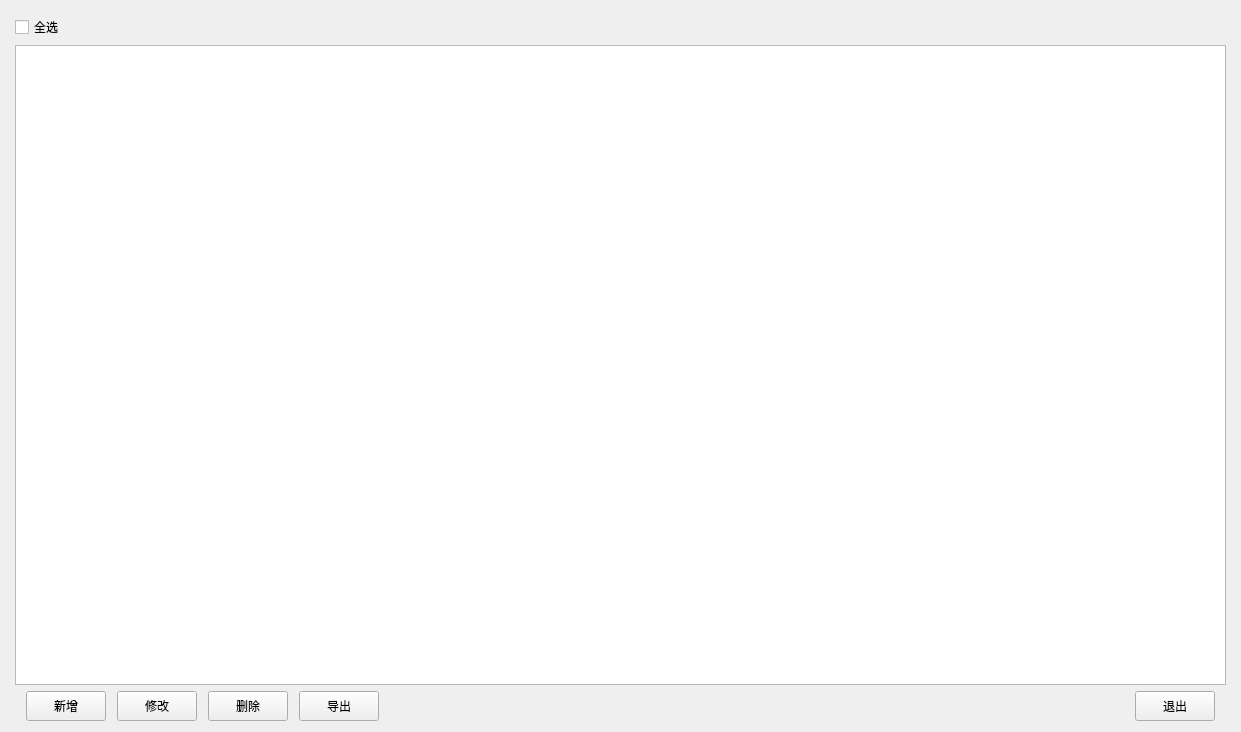
This is Qt/ERP/formcustommanage.ui in superp2017/NTERP as Qt 5 draws it before an edit. The edited form follows.
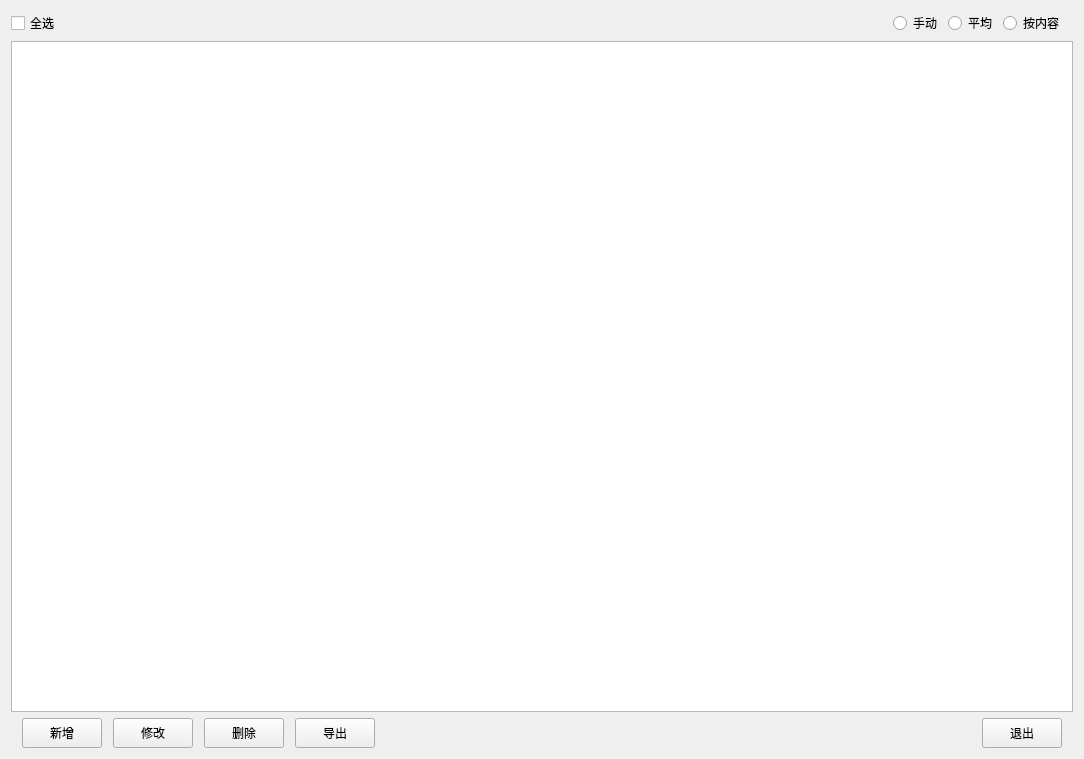
This is the edited form. Custom widgets are drawn as their Qt base class.

```diff
--- a/Qt/ERP/formcustommanage.ui
+++ b/Qt/ERP/formcustommanage.ui
@@ -6,23 +6,62 @@
    <rect>
     <x>0</x>
     <y>0</y>
-    <width>1241</width>
-    <height>732</height>
+    <width>1084</width>
+    <height>759</height>
    </rect>
   </property>
   <property name="windowTitle">
    <string>客户管理</string>
   </property>
   <layout class="QGridLayout" name="gridLayout">
-   <property name="leftMargin">
-    <number>15</number>
-   </property>
-   <property name="topMargin">
-    <number>15</number>
-   </property>
-   <property name="rightMargin">
-    <number>15</number>
-   </property>
+   <item row="0" column="0">
+    <layout class="QHBoxLayout" name="horizontalLayout_2">
+     <property name="rightMargin">
+      <number>9</number>
+     </property>
+     <item>
+      <widget class="QCheckBox" name="checkBox_check_all">
+       <property name="text">
+        <string>全选</string>
+       </property>
+      </widget>
+     </item>
+     <item>
+      <spacer name="horizontalSpacer_2">
+       <property name="orientation">
+        <enum>Qt::Horizontal</enum>
+       </property>
+       <property name="sizeHint" stdset="0">
+        <size>
+         <width>40</width>
+         <height>20</height>
+        </size>
+       </property>
+      </spacer>
+     </item>
+     <item>
+      <widget class="QRadioButton" name="radioButton_manu">
+       <property name="text">
+        <string>手动</string>
+       </property>
+      </widget>
+     </item>
+     <item>
+      <widget class="QRadioButton" name="radioButton_ave">
+       <property name="text">
+        <string>平均</string>
+       </property>
+      </widget>
+     </item>
+     <item>
+      <widget class="QRadioButton" name="radioButton_content">
+       <property name="text">
+        <string>按内容</string>
+       </property>
+      </widget>
+     </item>
+    </layout>
+   </item>
    <item row="1" column="0">
     <widget class="M_TableWidget" name="tableWidget"/>
    </item>
@@ -147,13 +186,6 @@
      </item>
     </layout>
    </item>
-   <item row="0" column="0">
-    <widget class="QCheckBox" name="checkBox_check_all">
-     <property name="text">
-      <string>全选</string>
-     </property>
-    </widget>
-   </item>
   </layout>
  </widget>
  <customwidgets>
```
